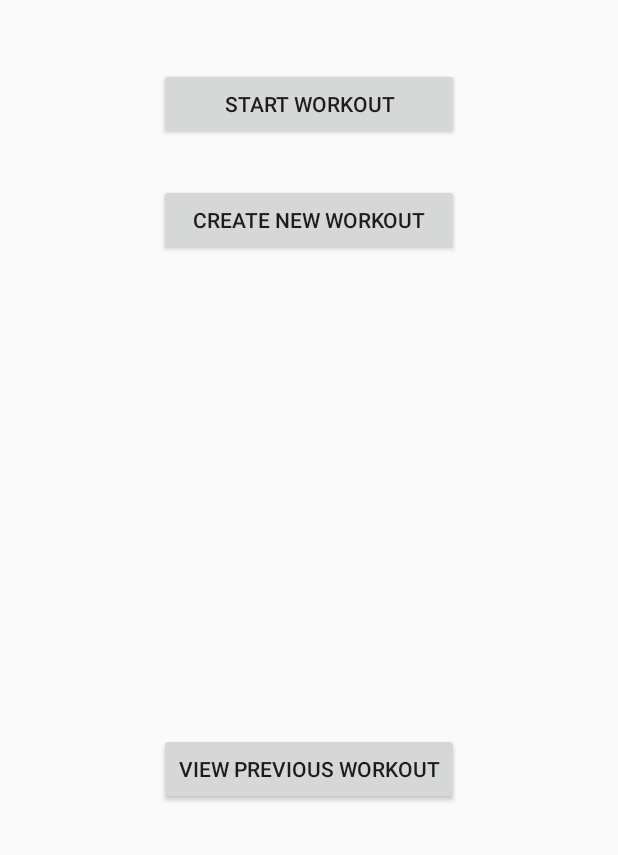
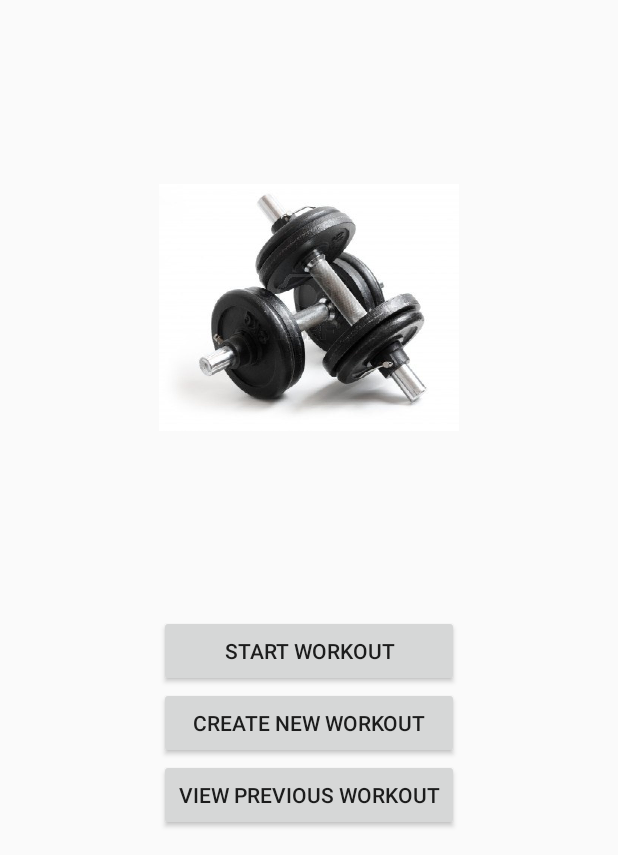
Before and after one commit to CS262aCalvinFitness/client, an Android app: the screen it shows after launch (MainActivity), on a phone screen of 412 x 824 dp, the part 381-1236 px from its top. Run offline under Robolectric (Android 15) with nearby library versions, the phone set to English and light mode, and no system bars.

Commit message:
fix spacing issue, add in weights picture to front UI

```diff
--- a/app/src/main/res/layout/activity_main.xml
+++ b/app/src/main/res/layout/activity_main.xml
@@ -1,5 +1,6 @@
 <?xml version="1.0" encoding="utf-8"?>
 <RelativeLayout xmlns:android="http://schemas.android.com/apk/res/android"
+    xmlns:app="http://schemas.android.com/apk/res-auto"
     xmlns:tools="http://schemas.android.com/tools"
     android:id="@+id/activity_main"
     android:layout_width="match_parent"
@@ -22,33 +23,44 @@
         android:layout_alignParentStart="true" />
 
     <Button
+        android:text="View Previous Workout"
+        android:layout_width="wrap_content"
+        android:layout_height="wrap_content"
+        android:id="@+id/past_workout_button"
+        android:minWidth="200dp"
+        android:layout_alignParentBottom="true"
+        android:layout_alignLeft="@+id/create_workout_button"
+        android:layout_alignStart="@+id/create_workout_button" />
+
+    <Button
         android:text="Start Workout"
         android:layout_width="wrap_content"
         android:layout_height="wrap_content"
-        android:layout_marginTop="45dp"
         android:id="@+id/start_workout_button"
         android:minWidth="200dp"
         android:maxWidth="200dp"
-        android:layout_below="@+id/welcome_label"
-        android:layout_centerHorizontal="true" />
+        android:layout_above="@+id/create_workout_button"
+        android:layout_alignLeft="@+id/create_workout_button"
+        android:layout_alignStart="@+id/create_workout_button" />
 
     <Button
         android:text="Create New Workout"
         android:layout_width="wrap_content"
         android:layout_height="wrap_content"
-        android:layout_below="@+id/start_workout_button"
-        android:layout_centerHorizontal="true"
-        android:layout_marginTop="29dp"
         android:id="@+id/create_workout_button"
-        android:minWidth="200dp" />
+        android:minWidth="200dp"
+        android:layout_above="@+id/past_workout_button"
+        android:layout_centerHorizontal="true" />
 
-    <Button
-        android:text="View Previous Workout"
+    <ImageView
         android:layout_width="wrap_content"
         android:layout_height="wrap_content"
-        android:layout_alignParentBottom="true"
-        android:layout_centerHorizontal="true"
-        android:layout_marginBottom="17dp"
-        android:id="@+id/past_workout_button"
-        android:minWidth="200dp" />
+        app:srcCompat="@drawable/weights"
+        android:layout_below="@+id/welcome_label"
+        android:layout_alignLeft="@+id/start_workout_button"
+        android:layout_alignStart="@+id/start_workout_button"
+        android:id="@+id/imageView"
+        android:layout_alignRight="@+id/start_workout_button"
+        android:layout_alignEnd="@+id/start_workout_button"
+        android:layout_above="@+id/start_workout_button" />
 </RelativeLayout>
```
Also changed, not shown: app/src/main/res/drawable/weights.jpg (added), 1 other file.
